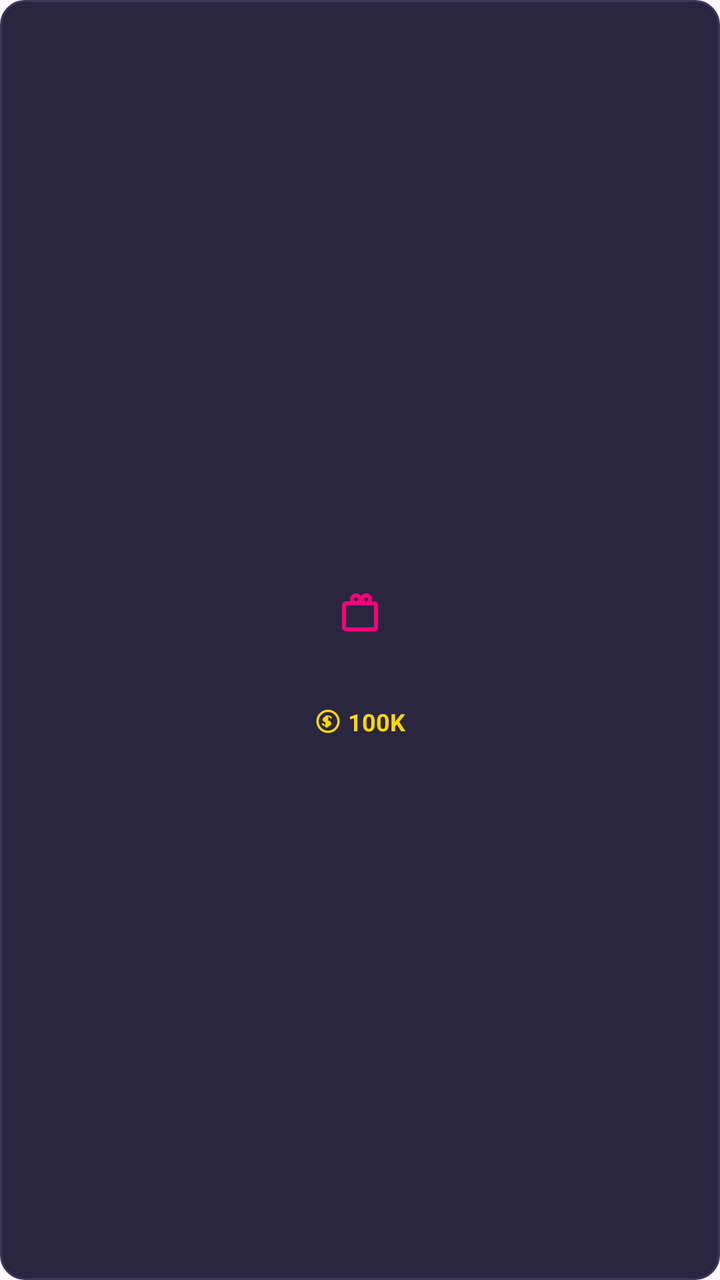
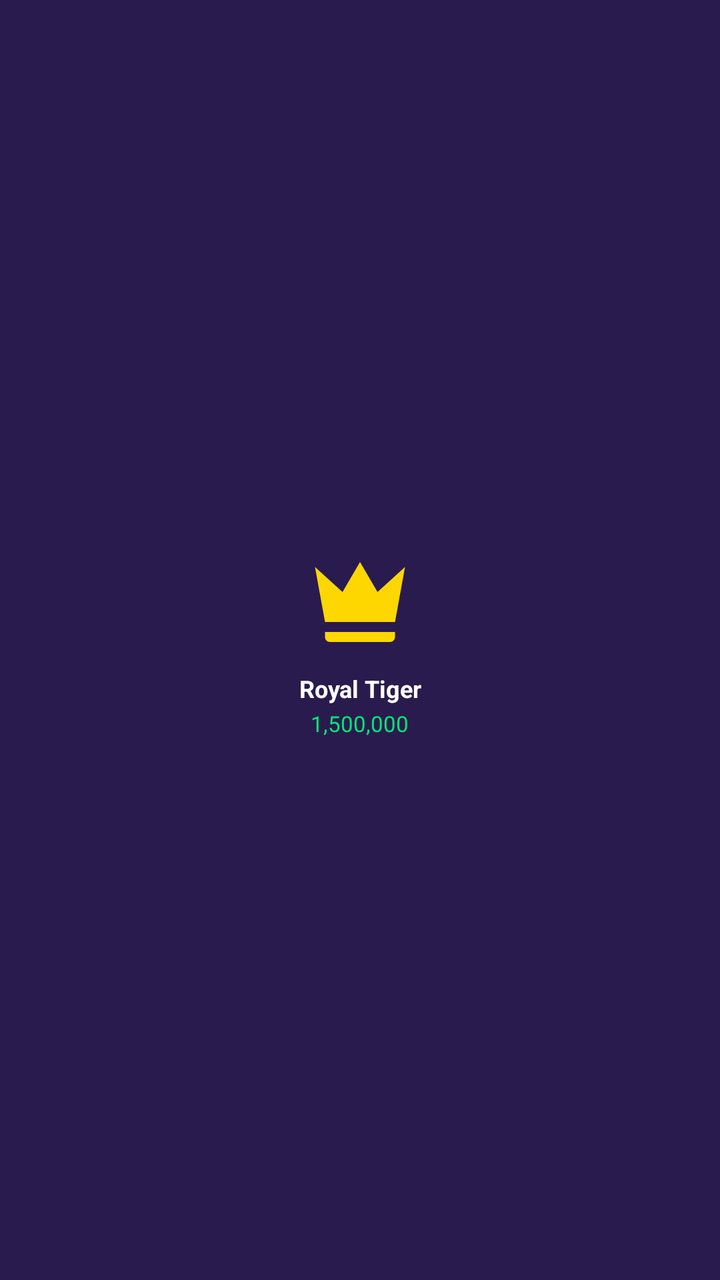

Before-and-after screenshots of an Android layout around one commit, followed by the original layout XML and the change that was made.
<!-- AndroidManifest.xml: application theme Theme.SRVoiceChat -->
<!-- res/layout/item_gift_card.xml -->
<?xml version="1.0" encoding="utf-8"?>
<LinearLayout xmlns:android="http://schemas.android.com/apk/res/android"
    android:layout_width="match_parent"
    android:layout_height="wrap_content"
    android:orientation="vertical"
    android:gravity="center"
    android:background="@drawable/bg_gift_card_rounded"
    android:padding="10dp"
    android:layout_margin="6dp">

    
    <ImageView
        android:id="@+id/ivGiftIcon"
        android:layout_width="72dp"
        android:layout_height="72dp"
        android:scaleType="centerInside"
        android:src="@drawable/ic_gift_placeholder"
        android:layout_marginBottom="8dp"/>

    
    <LinearLayout
        android:layout_width="wrap_content"
        android:layout_height="wrap_content"
        android:orientation="horizontal"
        android:gravity="center"
        android:layout_marginTop="2dp">

        <ImageView
            android:layout_width="14dp"
            android:layout_height="14dp"
            android:src="@drawable/ic_coin"
            android:layout_marginRight="3dp"/>

        <TextView
            android:id="@+id/tvGiftPrice"
            android:layout_width="wrap_content"
            android:layout_height="wrap_content"
            android:text="100K"
            android:textColor="@color/coin_gold"
            android:textSize="12sp"
            android:textStyle="bold"/>
    </LinearLayout>
</LinearLayout>
<!-- resources referenced by this layout -->
<resources>
  <color name="coin_gold">#FFD700</color>
  <!-- drawable bg_gift_card_rounded (drawable) -->
  <?xml version="1.0" encoding="utf-8"?>
  <shape xmlns:android="http://schemas.android.com/apk/res/android">
      <solid android:color="@color/gift_card_bg"/>
      <corners android:radius="12dp"/>
      <stroke android:width="1dp" android:color="#3D3759"/>
  </shape>
  <!-- drawable ic_coin (drawable) -->
  <vector xmlns:android="http://schemas.android.com/apk/res/android"
      android:width="24dp"
      android:height="24dp"
      android:viewportWidth="24"
      android:viewportHeight="24">
    <path
        android:fillColor="#FFD700"
        android:pathData="M12,2C6.48,2 2,6.48 2,12s4.48,10 10,10 10,-4.48 10,-10S17.52,2 12,2zm0,18c-4.41,0 -8,-3.59 -8,-8s3.59,-8 8,-8 8,3.59 8,8 -3.59,8 -8,8zm.31,-13h-2.62v1.07c-1.28,0.17 -2.31,1.04 -2.31,2.43 0,1.2 0.89,1.93 2.31,2.35v2.33c-0.74,-0.22 -1.31,-0.75 -1.52,-1.49h-1.68c0.26,1.41 1.4,2.36 3.2,2.56v1.09h2.62v-1.07c1.37,-0.19 2.38,-1.12 2.38,-2.55 0,-1.31 -0.92,-2.02 -2.38,-2.44V7.93c0.75,0.22 1.34,0.79 1.55,1.54h1.68c-0.24,-1.45 -1.39,-2.39 -3.23,-2.6v-1.07z"/>
  </vector>
  <!-- drawable ic_gift_placeholder (drawable) -->
  <vector xmlns:android="http://schemas.android.com/apk/res/android"
      android:width="24dp"
      android:height="24dp"
      android:viewportWidth="24"
      android:viewportHeight="24">
    <path
        android:fillColor="#FF007A"
        android:pathData="M20,6h-2.18c0.11,-0.31 0.18,-0.65 0.18,-1c0,-1.66 -1.34,-3 -3,-3 -1.05,0 -1.96,0.54 -2.5,1.35C11.96,2.54 11.05,2 10,2 8.34,2 7,3.34 7,5c0,0.35 0.07,0.69 0.18,1H5c-1.11,0 -1.99,0.89 -2.01,2L3,19c0,1.1 0.9,2 2,2h14c1.1,0 2,-0.9 2,-2V8c0,-1.11 -0.9,-2 -2,-2zM15,4c0.55,0 1,0.45 1,1s-0.45,1 -1,1 -1,-0.45 -1,-1 0.45,-1 1,-1zM9,5c0,-0.55 0.45,-1 1,-1s1,0.45 1,1 -0.45,1 -1,1 -1,-0.45 -1,-1zM19,19H5V8h14v11z"/>
  </vector>
  <style name="Theme.SRVoiceChat" parent="Theme.Material3.DayNight.NoActionBar">
          <item name="colorPrimary">#FF4081</item>
          <item name="android:statusBarColor">#FF4081</item>
          <item name="android:windowLightStatusBar">true</item>
      </style>
  <color name="gift_card_bg">#2A2640</color>
</resources>

<!-- the commit's change to res/layout/item_gift_card.xml (unified diff, before → after) -->
@@ -4,40 +4,38 @@
     android:layout_height="wrap_content"
     android:orientation="vertical"
     android:gravity="center"
-    android:background="@drawable/bg_gift_card_rounded"
     android:padding="10dp"
-    android:layout_margin="6dp">
+    android:background="#2A1B4E"
+    android:layout_margin="5dp">
 
-    
     <ImageView
-        android:id="@+id/ivGiftIcon"
-        android:layout_width="72dp"
-        android:layout_height="72dp"
-        android:scaleType="centerInside"
-        android:src="@drawable/ic_gift_placeholder"
-        android:layout_marginBottom="8dp"/>
+        android:id="@+id/imgGiftIcon"
+        android:layout_width="60dp"
+        android:layout_height="60dp"
+        android:scaleType="centerCrop"
+        android:src="@drawable/ic_gift_crown" />
 
-    
-    <LinearLayout
+    <TextView
+        android:id="@+id/txtGiftName"
         android:layout_width="wrap_content"
         android:layout_height="wrap_content"
-        android:orientation="horizontal"
+        android:text="Royal Tiger"
+        android:textColor="#FFFFFF"
+        android:textSize="12sp"
+        android:textStyle="bold"
+        android:layout_marginTop="5dp"
         android:gravity="center"
-        android:layout_marginTop="2dp">
+        android:maxLines="1"
+        android:ellipsize="end" />
 
-        <ImageView
-            android:layout_width="14dp"
-            android:layout_height="14dp"
-            android:src="@drawable/ic_coin"
-            android:layout_marginRight="3dp"/>
+    <TextView
+        android:id="@+id/txtGiftPrice"
+        android:layout_width="wrap_content"
+        android:layout_height="wrap_content"
+        android:text="1,500,000"
+        android:textColor="#00E676"
+        android:textSize="11sp"
+        android:layout_marginTop="2dp"
+        android:gravity="center" />
 
-        <TextView
-            android:id="@+id/tvGiftPrice"
-            android:layout_width="wrap_content"
-            android:layout_height="wrap_content"
-            android:text="100K"
-            android:textColor="@color/coin_gold"
-            android:textSize="12sp"
-            android:textStyle="bold"/>
-    </LinearLayout>
 </LinearLayout>
<!-- resource entries referenced after the edit -->
@@ -1,38 +1,19 @@
 <!-- resources referenced by this layout -->
 <resources>
-  <color name="coin_gold">#FFD700</color>
-  <!-- drawable bg_gift_card_rounded (drawable) -->
-  <?xml version="1.0" encoding="utf-8"?>
-  <shape xmlns:android="http://schemas.android.com/apk/res/android">
-      <solid android:color="@color/gift_card_bg"/>
-      <corners android:radius="12dp"/>
-      <stroke android:width="1dp" android:color="#3D3759"/>
-  </shape>
-  <!-- drawable ic_coin (drawable) -->
+  <!-- drawable ic_gift_crown (drawable) -->
   <vector xmlns:android="http://schemas.android.com/apk/res/android"
-      android:width="24dp"
-      android:height="24dp"
+      android:width="96dp"
+      android:height="96dp"
       android:viewportWidth="24"
       android:viewportHeight="24">
-    <path
-        android:fillColor="#FFD700"
-        android:pathData="M12,2C6.48,2 2,6.48 2,12s4.48,10 10,10 10,-4.48 10,-10S17.52,2 12,2zm0,18c-4.41,0 -8,-3.59 -8,-8s3.59,-8 8,-8 8,3.59 8,8 -3.59,8 -8,8zm.31,-13h-2.62v1.07c-1.28,0.17 -2.31,1.04 -2.31,2.43 0,1.2 0.89,1.93 2.31,2.35v2.33c-0.74,-0.22 -1.31,-0.75 -1.52,-1.49h-1.68c0.26,1.41 1.4,2.36 3.2,2.56v1.09h2.62v-1.07c1.37,-0.19 2.38,-1.12 2.38,-2.55 0,-1.31 -0.92,-2.02 -2.38,-2.44V7.93c0.75,0.22 1.34,0.79 1.55,1.54h1.68c-0.24,-1.45 -1.39,-2.39 -3.23,-2.6v-1.07z"/>
-  </vector>
-  <!-- drawable ic_gift_placeholder (drawable) -->
-  <vector xmlns:android="http://schemas.android.com/apk/res/android"
-      android:width="24dp"
-      android:height="24dp"
-      android:viewportWidth="24"
-      android:viewportHeight="24">
-    <path
-        android:fillColor="#FF007A"
-        android:pathData="M20,6h-2.18c0.11,-0.31 0.18,-0.65 0.18,-1c0,-1.66 -1.34,-3 -3,-3 -1.05,0 -1.96,0.54 -2.5,1.35C11.96,2.54 11.05,2 10,2 8.34,2 7,3.34 7,5c0,0.35 0.07,0.69 0.18,1H5c-1.11,0 -1.99,0.89 -2.01,2L3,19c0,1.1 0.9,2 2,2h14c1.1,0 2,-0.9 2,-2V8c0,-1.11 -0.9,-2 -2,-2zM15,4c0.55,0 1,0.45 1,1s-0.45,1 -1,1 -1,-0.45 -1,-1 0.45,-1 1,-1zM9,5c0,-0.55 0.45,-1 1,-1s1,0.45 1,1 -0.45,1 -1,1 -1,-0.45 -1,-1zM19,19H5V8h14v11z"/>
+      <path
+          android:fillColor="#FFD700"
+          android:pathData="M5,16L3,5l5.5,5L12,4l3.5,6L21,5l-2,11H5zm14,3c0,0.55 -0.45,1 -1,1H6c-0.55,0 -1,-0.45 -1,-1v-1h14v1z"/>
   </vector>
   <style name="Theme.SRVoiceChat" parent="Theme.Material3.DayNight.NoActionBar">
           <item name="colorPrimary">#FF4081</item>
           <item name="android:statusBarColor">#FF4081</item>
           <item name="android:windowLightStatusBar">true</item>
       </style>
-  <color name="gift_card_bg">#2A2640</color>
 </resources>
 
